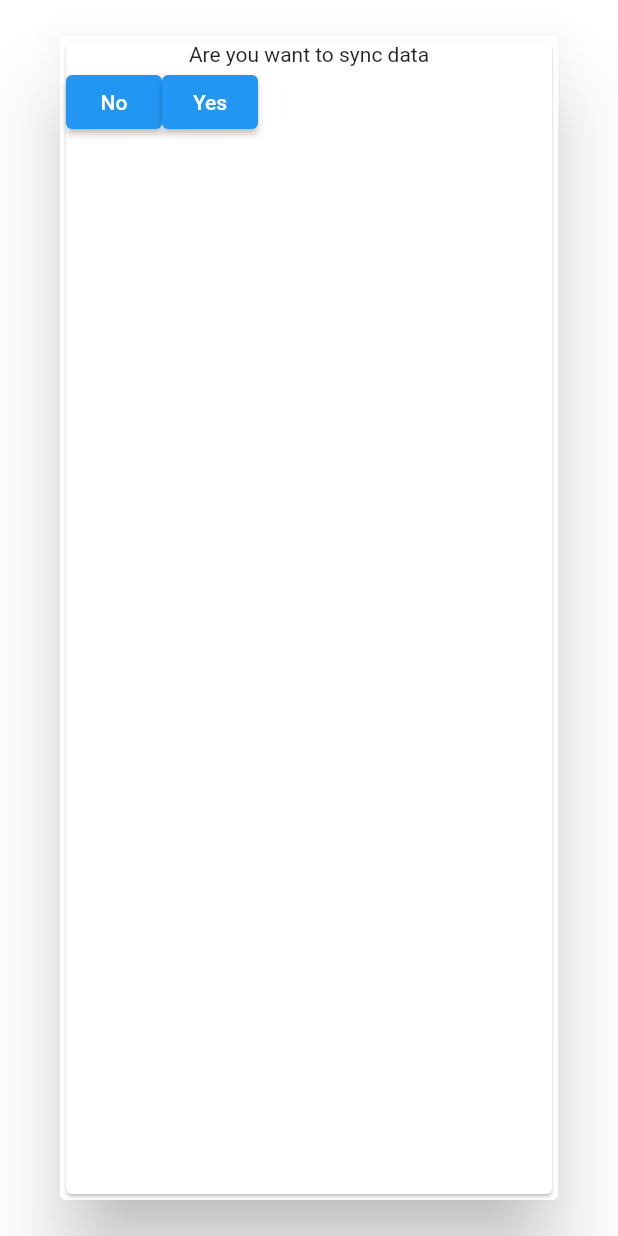
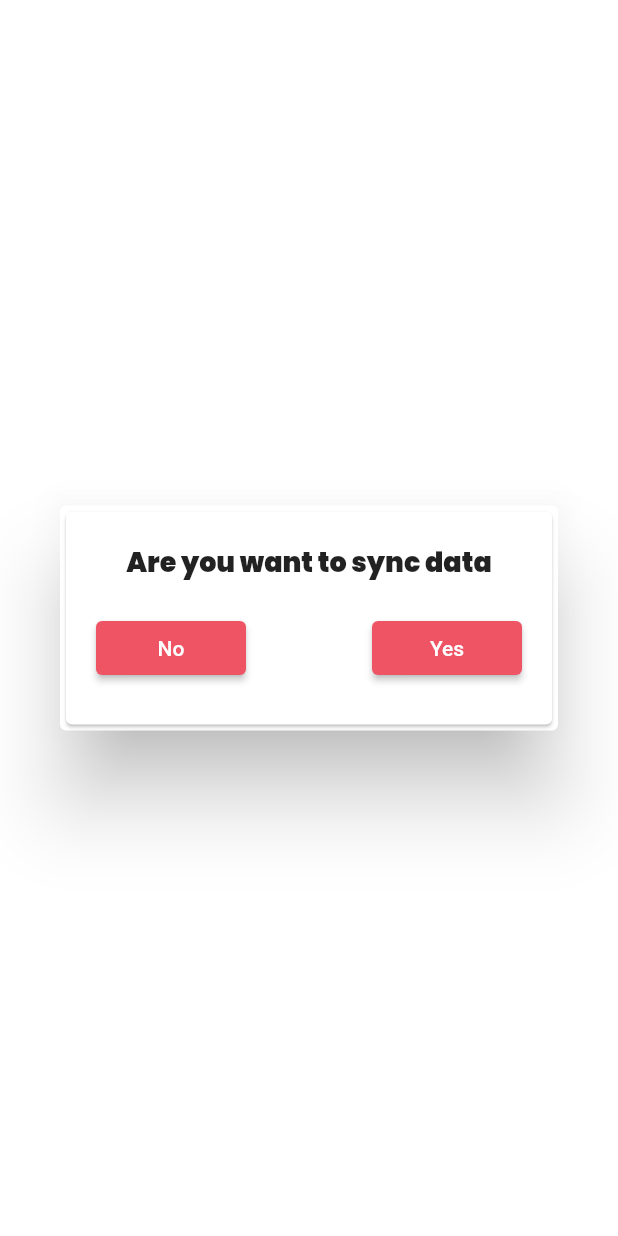
Before and after one commit to ba138/WOW-TICKETS, a Flutter app: the HomeScreen screen opened directly, after a tap on "Sync", on a phone screen of 412 x 824 dp. Run offline on Flutter 3.47's test engine with Material 2 defaults, Android fonts, the phone set to English and light mode, and no system bars; our stand-ins replace connectivity_plus, flutter_svg, fluttertoast, shared_preferences, sqflite; missing offline and left inert: qr_code_scanner; accounts and stored records are empty.

Commit message:
changes in ui

```diff
--- a/lib/utills/dialog.dart
+++ b/lib/utills/dialog.dart
@@ -6,7 +6,6 @@ import 'package:fluttertoast/fluttertoast.dart';
 import 'package:wowtickets/constants.dart';
 
 import '../Database_Helper/database_update.dart';
-import '../auth/auth_provider.dart';
 
 class Alert extends StatefulWidget {
   const Alert({super.key});
@@ -18,25 +17,48 @@ class Alert extends StatefulWidget {
 class _AlertState extends State<Alert> {
   @override
   Widget build(BuildContext context) {
-    AuthProvider authProvider = AuthProvider();
-
     return Dialog(
       backgroundColor: backgroundColor,
+      child: Container(
+        height: 150,
+        width: double.infinity,
         child: Card(
+          child: Padding(
+            padding: const EdgeInsets.only(top: 20),
             child: Column(
               children: [
-            const Text("Are you want to sync data"),
-            Row(
+                const Text(
+                  "Are you want to sync data",
+                  style: TextStyle(fontSize: 18, fontFamily: "Poppins"),
+                ),
+                const SizedBox(
+                  height: 20,
+                ),
+                Padding(
+                  padding: const EdgeInsets.only(left: 20, right: 20),
+                  child: Row(
+                    mainAxisAlignment: MainAxisAlignment.spaceBetween,
                     children: [
-                ElevatedButton(
-                  onPressed: () {},
+                      Container(
+                        width: 100,
+                        child: ElevatedButton(
+                          onPressed: () {
+                            Navigator.pop(context);
+                          },
+                          style: ElevatedButton.styleFrom(
+                            backgroundColor: primaryColor,
+                          ),
                           child: const Text("No"),
                         ),
-                ElevatedButton(
+                      ),
+                      Container(
+                        width: 100,
+                        child: ElevatedButton(
                           onPressed: () async {
                             var connectivityResult =
                                 await (Connectivity().checkConnectivity());
-                    if (connectivityResult == ConnectivityResult.mobile ||
+                            if (connectivityResult ==
+                                    ConnectivityResult.mobile ||
                                 connectivityResult == ConnectivityResult.wifi) {
                               final dbUpdater = DatabaseUpdater();
                               await dbUpdater.initDatabase();
@@ -53,11 +75,18 @@ class _AlertState extends State<Alert> {
                               ); // Not connected
                             }
                           },
+                          style: ElevatedButton.styleFrom(
+                            backgroundColor: primaryColor,
+                          ),
                           child: const Text("Yes"),
+                        ),
                       )
                     ],
+                  ),
                 )
               ],
+            ),
+          ),
         ),
       ),
     );
```
Lines whose indentation alone changed are shown as unchanged.
